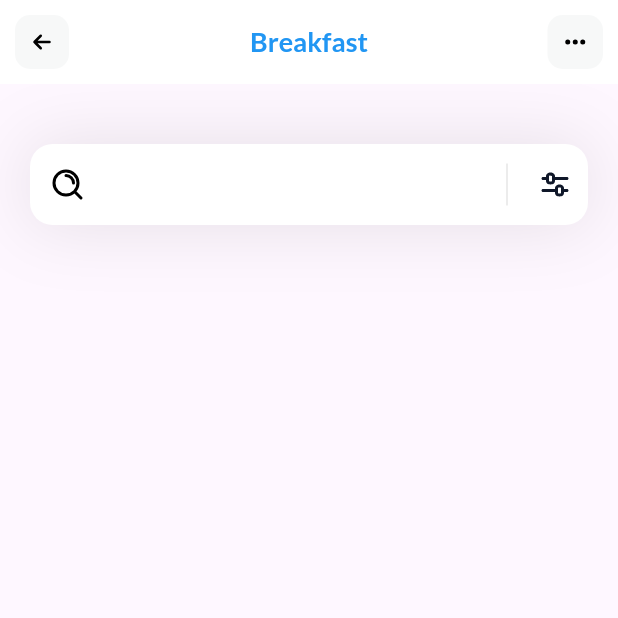
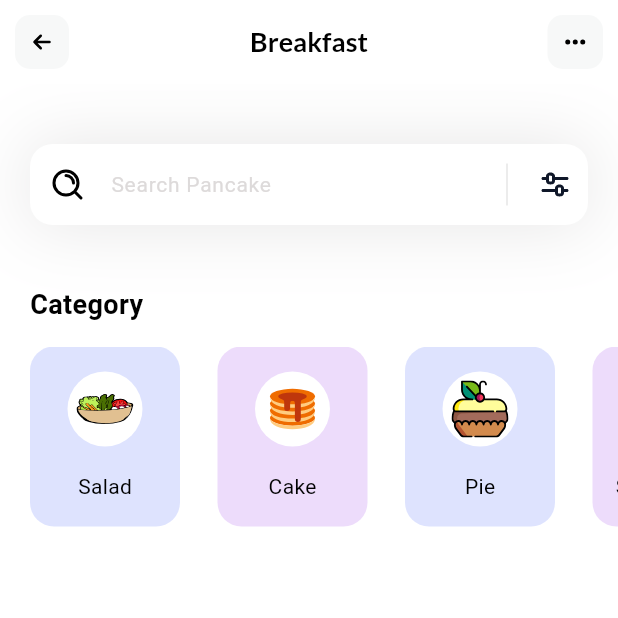
Before and after one commit to IremDenizUnal/FoodApp, a Flutter app: the screen it shows after launch, on a phone screen of 412 x 824 dp, the top half of it. Run offline on Flutter 3.47's test engine with Material 3 defaults, Android fonts, the phone set to English and light mode, and no system bars; our stand-ins replace flutter_svg, google_fonts.

Commit message:
Add category models.

```diff
--- a/lib/main.dart
+++ b/lib/main.dart
@@ -11,8 +11,6 @@ class MyApp extends StatelessWidget {
 
   @override
   Widget build(BuildContext context) {
-    return const MaterialApp(
-        debugShowCheckedModeBanner: false,
-        home: HomePage());
+    return MaterialApp(debugShowCheckedModeBanner: false, home: HomePage());
   }
 }
--- /dev/null
+++ b/lib/models/category_model.dart
@@ -0,0 +1,39 @@
+import 'package:flutter/material.dart';
+
+class CategoryModel {
+  String name;
+  String iconPath;
+  Color boxColor;
+
+  CategoryModel({
+    required this.name,
+    required this.iconPath,
+    required this.boxColor,
+  });
+
+  static List<CategoryModel> getCategories() {
+    List<CategoryModel> categories = [];
+
+    categories.add(CategoryModel(
+        name: 'Salad',
+        iconPath: 'assets/icons/salad.svg',
+        boxColor: Color(0xff92A3FD)));
+
+    categories.add(CategoryModel(
+        name: 'Cake',
+        iconPath: 'assets/icons/pancake.svg',
+        boxColor: Color(0xffC58BF2)));
+
+    categories.add(CategoryModel(
+        name: 'Pie',
+        iconPath: 'assets/icons/pie.svg',
+        boxColor: Color(0xff92A3FD)));
+
+    categories.add(CategoryModel(
+        name: 'Smoothies',
+        iconPath: 'assets/icons/smoothie.svg',
+        boxColor: Color(0xffC58BF2)));
+
+    return categories;
+  }
+}
--- a/lib/pages/home.dart
+++ b/lib/pages/home.dart
@@ -1,18 +1,117 @@
 import 'package:flutter/material.dart';
-import 'package:flutter/widgets.dart';
+//import 'package:flutter/widgets.dart';
 import 'package:flutter_svg/svg.dart';
+import 'package:food_app/models/category_model.dart';
 import 'package:google_fonts/google_fonts.dart';
 
-class HomePage extends StatelessWidget {
-  const HomePage({super.key});
+class HomePage extends StatefulWidget {
+  HomePage({super.key});
+
+  @override
+  State<HomePage> createState() => _HomePageState();
+}
+
+class _HomePageState extends State<HomePage> {
+  List<CategoryModel> categories = [];
+
+  void _getCategories() {
+    categories = CategoryModel.getCategories();
+  }
+
+  @override
+  void initState() {
+    _getCategories();
+  }
 
   @override
   Widget build(BuildContext context) {
+    _getCategories();
     return Scaffold(
       appBar: appBar(), //extract method to have a clean code.
+      backgroundColor: Colors.white,
       body: Column(
         children: [
+          _searchField(),
+          SizedBox(
+            height: 40,
+          ),
+          _categoriesSection()
+        ],
+      ),
+    );
+  }
+
+  Column _categoriesSection() {
+    return Column(
+      crossAxisAlignment: CrossAxisAlignment.start,
+      children: [
+        Padding(
+          padding: EdgeInsets.only(left: 20),
+          child: Text(
+            'Category',
+            style: TextStyle(
+              color: Colors.black,
+              fontSize: 18,
+              fontWeight: FontWeight.w600,
+            ),
+          ),
+        ),
+        SizedBox(
+          height: 15,
+        ),
         Container(
+          height: 120,
+          child: ListView.separated(
+              itemCount: categories.length,
+              scrollDirection: Axis.horizontal,
+              padding: EdgeInsets.only(
+                left: 20,
+                right: 20,
+              ),
+              separatorBuilder: (context, index) => SizedBox(
+                    width: 25,
+                  ),
+              itemBuilder: (context, index) {
+                return Container(
+                  width: 100,
+                  decoration: BoxDecoration(
+                    color: categories[index].boxColor.withOpacity(0.3),
+                    borderRadius: BorderRadius.circular(16),
+                  ),
+                  child: Column(
+                    mainAxisAlignment: MainAxisAlignment.spaceEvenly,
+                    children: [
+                      Container(
+                        width: 50,
+                        height: 50,
+                        decoration: BoxDecoration(
+                          color: Colors.white,
+                          shape: BoxShape.circle,
+                        ),
+                        child: Padding(
+                          padding: const EdgeInsets.all(6.0),
+                          child: SvgPicture.asset(categories[index].iconPath),
+                        ),
+                      ),
+                      Text(
+                        categories[index].name,
+                        style: TextStyle(
+                          fontWeight: FontWeight.w400,
+                          color: Colors.black,
+                          fontSize: 14,
+                        ),
+                      )
+                    ],
+                  ),
+                );
+              }),
+        )
+      ],
+    );
+  }
+
+  Container _searchField() {
+    return Container(
       margin: EdgeInsets.only(top: 40, left: 20, right: 20),
       decoration: BoxDecoration(
         boxShadow: [
@@ -28,18 +127,26 @@ class HomePage extends StatelessWidget {
             filled: true,
             fillColor: Colors.white,
             contentPadding: EdgeInsets.all(15), //to reduce the height.
+            hintText:
+                'Search Pancake', //to display, give the suffix icon a width.
+            hintStyle: TextStyle(
+              color: Color(0xffDDDADA),
+              fontSize: 14,
+            ),
             prefixIcon: Padding(
               padding: const EdgeInsets.all(13.0),
               child: SvgPicture.asset('assets/icons/search.svg'),
             ),
-                  suffixIcon: IntrinsicHeight(
+            suffixIcon: Container(
+              width: 100,
+              child: IntrinsicHeight(
                 child: Row(
                   mainAxisAlignment: MainAxisAlignment.end,
                   children: [
-                        VerticalDivider(
+                    const VerticalDivider(
                       color: Colors.black,
-                          indent: 10,
-                          endIndent: 10,
+                      indent: 10, //create space from the top
+                      endIndent: 10, //create space from the bottom
                       thickness: 0.1,
                     ),
                     Padding(
@@ -49,12 +156,10 @@ class HomePage extends StatelessWidget {
                   ],
                 ),
               ),
+            ),
             border: OutlineInputBorder(
                 borderRadius: BorderRadius.circular(15),
                 borderSide: BorderSide.none)),
-            ),
-          )
-        ],
       ),
     );
   }
@@ -64,7 +169,7 @@ class HomePage extends StatelessWidget {
       title: Text(
         'Breakfast',
         style: GoogleFonts.lato(
-            textStyle: TextStyle(color: Colors.blue),
+            textStyle: TextStyle(color: Colors.black),
             fontSize: 18,
             fontWeight: FontWeight.bold),
       ),
```
Also changed, not shown: assets/icons/pancake.svg (added), assets/icons/pie.svg (added), assets/icons/salad.svg (added), assets/icons/smoothie.svg (added). Lines whose indentation alone changed are shown as unchanged.
